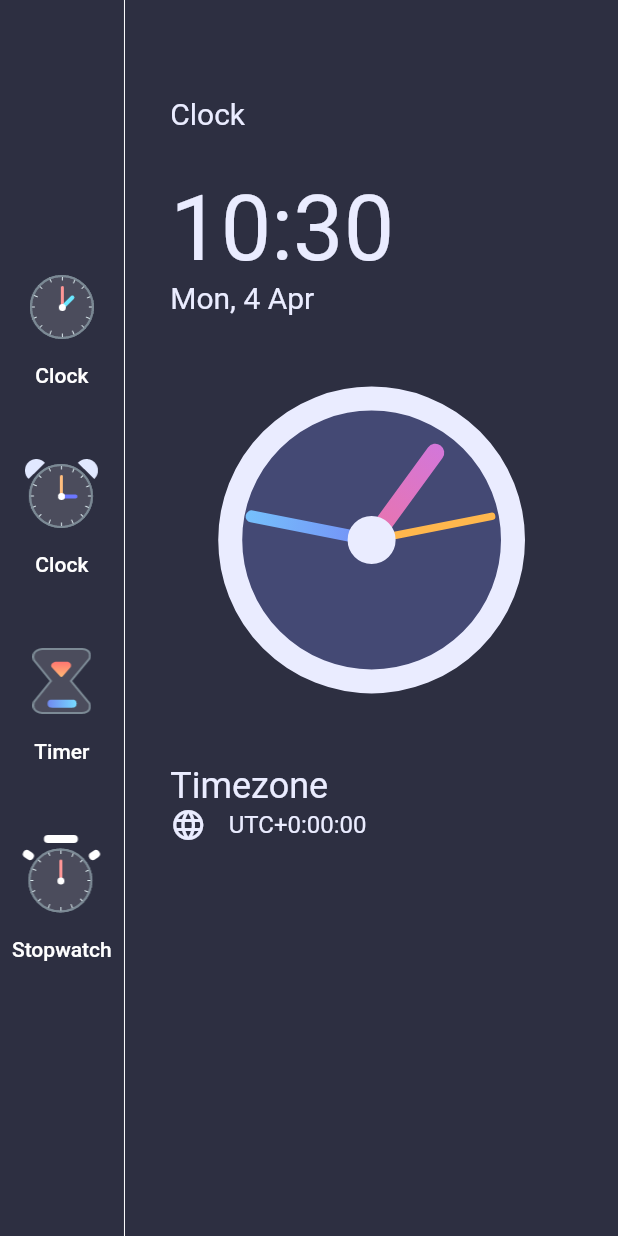
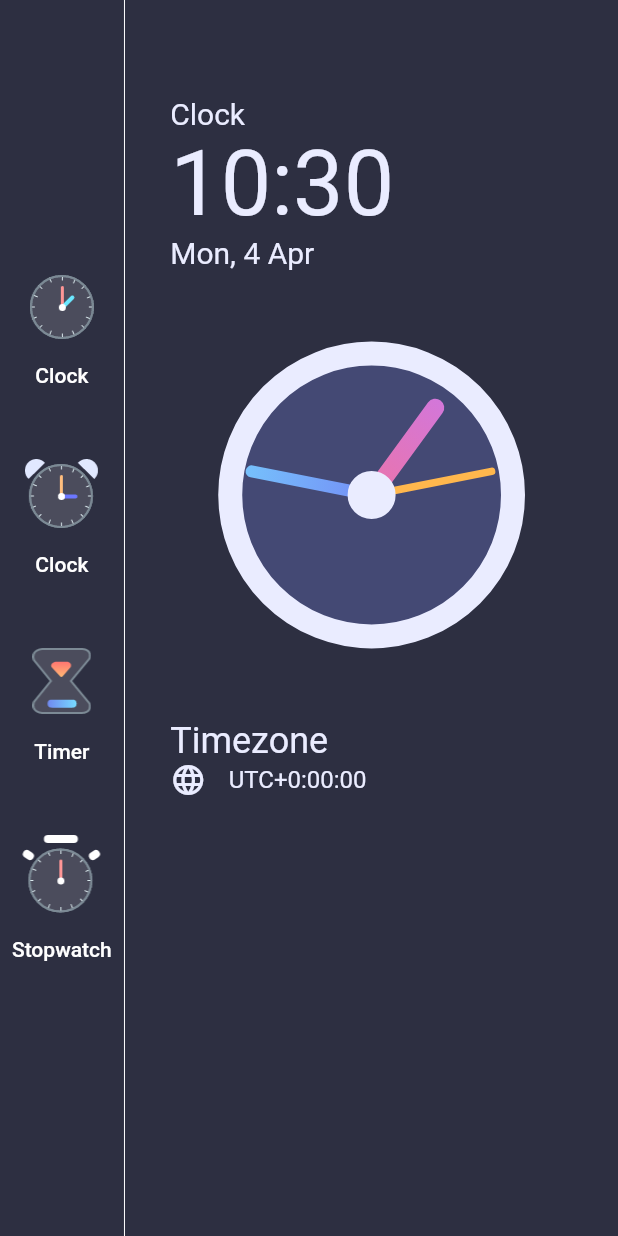
Before and after one commit to jeremyessien/clock_app, a Flutter app: the screen it shows after launch, on a phone screen of 412 x 824 dp. Run offline on Flutter 3.47's test engine with Material 2 defaults, Android fonts, the phone set to English and light mode, and no system bars.

Commit message:
Update homepage.dart

```diff
--- a/lib/homepage.dart
+++ b/lib/homepage.dart
@@ -43,15 +43,15 @@ class _HomePageState extends State<HomePage> {
               child: Column(
                 crossAxisAlignment: CrossAxisAlignment.start,
                 children: [
-                  Text(
-                    'Clock',
-                    style: TextStyle(
-                      color: kOutlineBrushColor,
-                      fontSize: 20,
+                  Flexible(
+                    flex: 1,
+                    child: Text(
+                      'Clock',
+                      style: TextStyle(
+                        color: kOutlineBrushColor,
+                        fontSize: 20,
+                      ),
                     ),
-                  ),
-                  SizedBox(
-                    height: 30,
                   ),
                   Text(
                     formattedTime,
```
